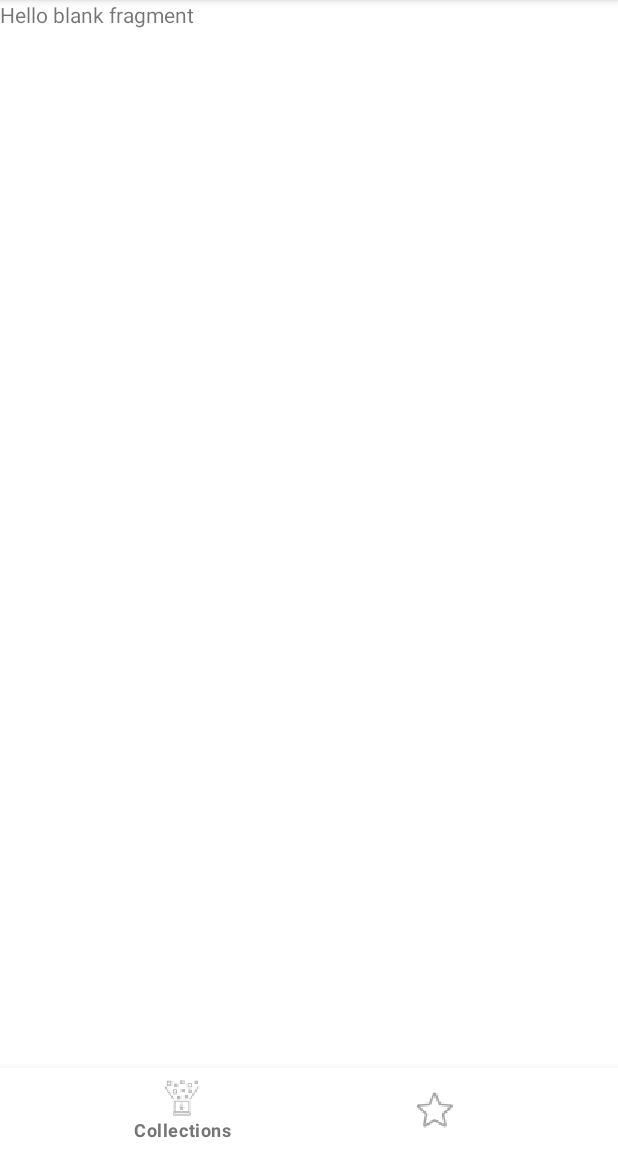
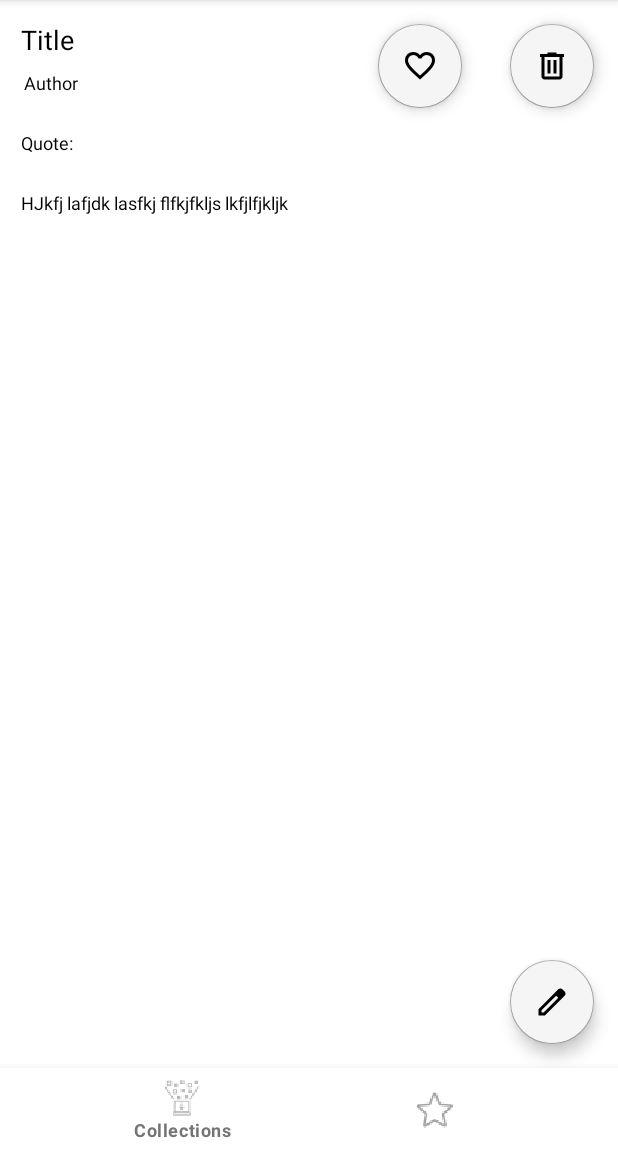
Before and after one commit to PoroshMondal/Book-Quote-Collector, an Android app: the QuoteDetails screen opened through its navigation route, on a phone screen of 412 x 824 dp, the part 84-1236 px from its top. Run offline under Robolectric (Android 15) with nearby library versions, the phone set to English and light mode, and no system bars; our stand-ins replace data binding, navigation-ui.

Commit message:
Design the Quote Details Screen

```diff
--- a/app/src/main/AndroidManifest.xml
+++ b/app/src/main/AndroidManifest.xml
@@ -15,6 +15,8 @@
         tools:targetApi="31">
         <activity
             android:name=".MainActivity"
+            android:windowSoftInputMode="adjustResize"
+            android:configChanges="keyboardHidden|orientation|screenSize"
             android:exported="true">
             <intent-filter>
                 <action android:name="android.intent.action.MAIN" />
--- a/app/src/main/java/com/bqc/somvob/bookquotecollector/ui/QuoteDetails.java
+++ b/app/src/main/java/com/bqc/somvob/bookquotecollector/ui/QuoteDetails.java
@@ -9,6 +9,7 @@ import androidx.fragment.app.Fragment;
 import android.view.LayoutInflater;
 import android.view.View;
 import android.view.ViewGroup;
+import android.widget.Toast;
 
 import com.bqc.somvob.bookquotecollector.databinding.FragmentQuoteDetailsBinding;
 
@@ -17,7 +18,7 @@ public class QuoteDetails extends Fragment {
     private FragmentQuoteDetailsBinding binding;
 
     public QuoteDetails() {
-        // Required empty public constructor
+
     }
 
     @Override
@@ -26,7 +27,7 @@ public class QuoteDetails extends Fragment {
     }
 
     @Override
-    public View onCreateView(LayoutInflater inflater, ViewGroup container,
+    public View onCreateView(@NonNull LayoutInflater inflater, ViewGroup container,
                              Bundle savedInstanceState) {
         binding = FragmentQuoteDetailsBinding.inflate(inflater,container,false);
         return binding.getRoot();
@@ -35,5 +36,18 @@ public class QuoteDetails extends Fragment {
     @Override
     public void onViewCreated(@NonNull View view, @Nullable Bundle savedInstanceState) {
         super.onViewCreated(view, savedInstanceState);
+
+        binding.btnEdit.setOnClickListener(edit -> {
+            Toast.makeText(requireActivity(), "Edit", Toast.LENGTH_SHORT).show();
+        });
+
+        binding.btnFav.setOnClickListener(fav->{
+            Toast.makeText(requireActivity(), "Fav", Toast.LENGTH_SHORT).show();
+        });
+
+        binding.btnDelete.setOnClickListener(delete->{
+            Toast.makeText(requireActivity(), "Delete", Toast.LENGTH_SHORT).show();
+        });
+
     }
 }
--- /dev/null
+++ b/app/src/main/res/drawable/ic_delete.xml
@@ -0,0 +1,10 @@
+<vector xmlns:android="http://schemas.android.com/apk/res/android"
+    android:width="24dp"
+    android:height="24dp"
+    android:viewportWidth="960"
+    android:viewportHeight="960"
+    android:tint="#1f1f1f">
+  <path
+      android:pathData="M280,840q-33,0 -56.5,-23.5T200,760v-520h-40v-80h200v-40h240v40h200v80h-40v520q0,33 -23.5,56.5T680,840L280,840ZM680,240L280,240v520h400v-520ZM360,680h80v-360h-80v360ZM520,680h80v-360h-80v360ZM280,240v520,-520Z"
+      android:fillColor="#1f1f1f"/>
+</vector>
--- /dev/null
+++ b/app/src/main/res/drawable/ic_edit.xml
@@ -0,0 +1,9 @@
+<vector xmlns:android="http://schemas.android.com/apk/res/android"
+    android:width="24dp"
+    android:height="24dp"
+    android:viewportWidth="960"
+    android:viewportHeight="960">
+  <path
+      android:pathData="M200,760h57l391,-391 -57,-57 -391,391v57ZM120,840v-170l528,-527q12,-11 26.5,-17t30.5,-6q16,0 31,6t26,18l55,56q12,11 17.5,26t5.5,30q0,16 -5.5,30.5T817,313L290,840L120,840ZM760,256 L704,200 760,256ZM619,341 L591,312 648,369 619,341Z"
+      android:fillColor="#1f1f1f"/>
+</vector>
--- /dev/null
+++ b/app/src/main/res/drawable/ic_favorite.xml
@@ -0,0 +1,9 @@
+<vector xmlns:android="http://schemas.android.com/apk/res/android"
+    android:width="24dp"
+    android:height="24dp"
+    android:viewportWidth="960"
+    android:viewportHeight="960">
+  <path
+      android:pathData="m480,840 l-58,-52q-101,-91 -167,-157T150,512.5Q111,460 95.5,416T80,326q0,-94 63,-157t157,-63q52,0 99,22t81,62q34,-40 81,-62t99,-22q94,0 157,63t63,157q0,46 -15.5,90T810,512.5Q771,565 705,631T538,788l-58,52ZM480,732q96,-86 158,-147.5t98,-107q36,-45.5 50,-81t14,-70.5q0,-60 -40,-100t-100,-40q-47,0 -87,26.5T518,280h-76q-15,-41 -55,-67.5T300,186q-60,0 -100,40t-40,100q0,35 14,70.5t50,81q36,45.5 98,107T480,732ZM480,459Z"
+      android:fillColor="#1f1f1f"/>
+</vector>
--- a/app/src/main/res/layout/fragment_quote_add.xml
+++ b/app/src/main/res/layout/fragment_quote_add.xml
@@ -7,9 +7,14 @@
 
     </data>
 
+    <ScrollView
+        android:layout_width="match_parent"
+        android:layout_height="match_parent"
+        android:fillViewport="true">
+
         <LinearLayout
             android:layout_width="match_parent"
-        android:layout_height="match_parent"
+            android:layout_height="wrap_content"
             android:orientation="vertical"
             android:layout_margin="10dp">
 
@@ -74,7 +79,9 @@
                     android:id="@+id/et_quote"
                     android:layout_width="match_parent"
                     android:layout_height="wrap_content"
-                android:inputType="text"
+                    android:inputType="textMultiLine"
+                    android:minLines="3"
+                    android:gravity="top"
                     android:textColor="@color/text_color_day_night" />
 
             </com.google.android.material.textfield.TextInputLayout>
@@ -116,4 +123,7 @@
                 android:layout_gravity="end"/>
 
         </LinearLayout>
+
+    </ScrollView>
+
 </layout>
--- a/app/src/main/res/layout/fragment_quote_details.xml
+++ b/app/src/main/res/layout/fragment_quote_details.xml
@@ -1,21 +1,109 @@
 <?xml version="1.0" encoding="utf-8"?>
 <layout xmlns:android="http://schemas.android.com/apk/res/android"
-    xmlns:tools="http://schemas.android.com/tools">
+    xmlns:tools="http://schemas.android.com/tools"
+    xmlns:app="http://schemas.android.com/apk/res-auto">
 
     <data>
 
     </data>
 
-    <FrameLayout
+    <androidx.coordinatorlayout.widget.CoordinatorLayout
         android:layout_width="match_parent"
-        android:layout_height="match_parent"
-        tools:context=".ui.QuoteDetails">
+        android:layout_height="match_parent">
 
-        <!-- TODO: Update blank fragment layout -->
-        <TextView
+        <LinearLayout
             android:layout_width="match_parent"
             android:layout_height="match_parent"
-            android:text="@string/hello_blank_fragment" />
+            android:orientation="vertical"
+            tools:context=".ui.QuoteDetails"
+            android:layout_margin="10dp">
 
-    </FrameLayout>
+            <TextView
+                android:id="@+id/txt_title"
+                android:layout_width="match_parent"
+                android:layout_height="wrap_content"
+                android:text="@string/title"
+                android:textSize="18sp"
+                android:textAllCaps="false"
+                android:textColor="@color/black"
+                android:padding="4dp" />
+
+            <TextView
+                android:id="@+id/txt_author"
+                android:layout_width="match_parent"
+                android:layout_height="wrap_content"
+                android:text="@string/author"
+                android:textSize="12sp"
+                android:textAllCaps="false"
+                android:textColor="@color/black"
+                android:padding="4dp"
+                android:layout_marginStart="2dp"/>
+
+            <TextView
+                android:layout_width="match_parent"
+                android:layout_height="wrap_content"
+                android:text="@string/quote"
+                android:textSize="12sp"
+                android:textAllCaps="false"
+                android:textColor="@color/black"
+                android:padding="4dp"
+                android:layout_marginTop="15dp"/>
+
+            <TextView
+                android:id="@+id/txt_quote_details"
+                android:layout_width="match_parent"
+                android:layout_height="wrap_content"
+                android:text="HJkfj lafjdk lasfkj flfkjfkljs lkfjlfjkljk"
+                android:textSize="12sp"
+                android:textAllCaps="false"
+                android:textColor="@color/black"
+                android:padding="4dp"
+                android:layout_marginTop="15dp"/>
+
+        </LinearLayout>
+
+        <LinearLayout
+            android:layout_width="wrap_content"
+            android:layout_height="wrap_content"
+            android:orientation="horizontal"
+            android:layout_gravity="top|end">
+
+            <com.google.android.material.floatingactionbutton.FloatingActionButton
+                android:id="@+id/btn_fav"
+                android:layout_width="wrap_content"
+                android:layout_height="wrap_content"
+                android:layout_margin="16dp"
+                android:contentDescription="@string/des_favorite_a_quote"
+                android:text="@string/favorite"
+                android:textAllCaps="false"
+                android:src="@drawable/ic_favorite"
+                android:backgroundTint="@color/grey_100"/>
+
+            <com.google.android.material.floatingactionbutton.FloatingActionButton
+                android:id="@+id/btn_delete"
+                android:layout_width="wrap_content"
+                android:layout_height="wrap_content"
+                android:layout_margin="16dp"
+                android:contentDescription="@string/des_delete_a_quote"
+                android:text="@string/delete"
+                android:textAllCaps="false"
+                android:src="@drawable/ic_delete"
+                android:backgroundTint="@color/grey_100"/>
+
+        </LinearLayout>
+
+        <com.google.android.material.floatingactionbutton.FloatingActionButton
+            android:id="@+id/btn_edit"
+            android:layout_width="wrap_content"
+            android:layout_height="wrap_content"
+            android:layout_margin="16dp"
+            android:layout_gravity="bottom|end"
+            android:contentDescription="@string/des_edit_a_quote"
+            android:text="@string/edit"
+            android:textAllCaps="false"
+            android:src="@drawable/ic_edit"
+            android:backgroundTint="@color/grey_100"/>
+
+    </androidx.coordinatorlayout.widget.CoordinatorLayout>
+
 </layout>
--- a/app/src/main/res/values-night/strings.xml
+++ b/app/src/main/res/values-night/strings.xml
@@ -6,4 +6,10 @@
     <string name="hint_author">Author</string>
     <string name="hint_quote">Quote</string>
     <string name="hint_quote_category">Quote Category</string>
+    <string name="title">Title</string>
+    <string name="author">Author</string>
+    <string name="quote">Quote:</string>
+    <string name="des_edit_a_quote">Edit a quote</string>
+    <string name="des_favorite_a_quote">Favorite a Quote</string>
+    <string name="favorite">Favorite</string>
 </resources>
--- a/app/src/main/res/values/colors.xml
+++ b/app/src/main/res/values/colors.xml
@@ -19,6 +19,8 @@
     <color name="text_color_msg">#7CB342</color>
     <color name="color_grey_black">#5A5A5A</color>
 
+    <color name="grey_100">#F5F5F5</color>
+
     <color name="color_dialog_title">#4FC3F7</color>
 
     <color name="color_divider">#E9F6F6</color>
--- a/app/src/main/res/values/strings.xml
+++ b/app/src/main/res/values/strings.xml
@@ -22,4 +22,16 @@
     <string name="hint_author">Author</string>
     <string name="hint_quote">Quote</string>
     <string name="hint_quote_category">Quote Category</string>
+
+    <!-- Quote Details Screen -->
+    <string name="title">Title</string>
+    <string name="author">Author</string>
+    <string name="quote">Quote:</string>
+    <string name="delete">Delete</string>
+    <string name="des_delete_a_quote">Delete a quote</string>
+    <string name="des_edit_a_quote">Edit a quote</string>
+    <string name="edit">Edit</string>
+    <string name="des_favorite_a_quote">Favorite a Quote</string>
+    <string name="favorite">Favorite</string>
+
 </resources>
```
Lines whose indentation alone changed are shown as unchanged.
